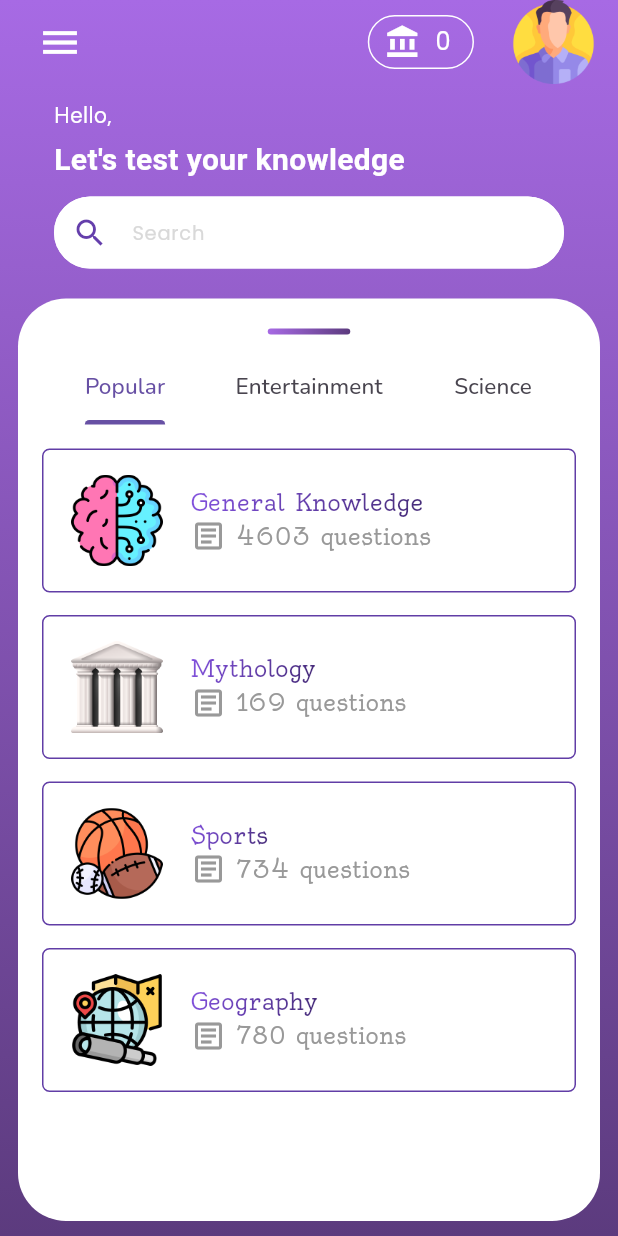
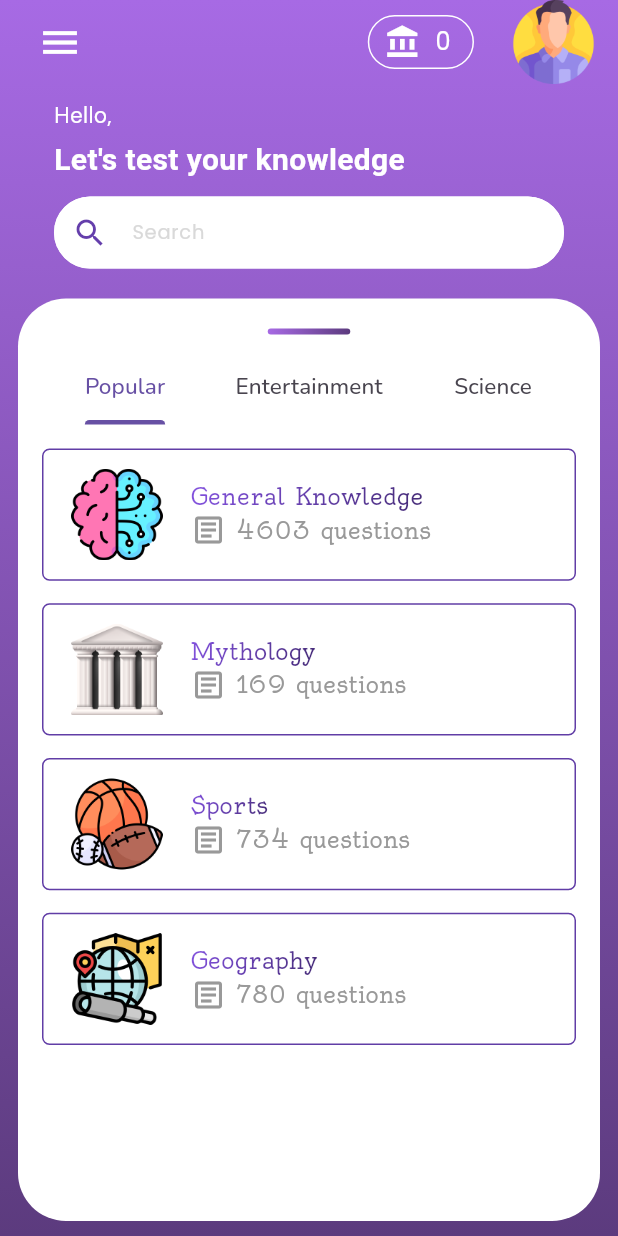
Before and after one commit to aconitum001/Quizzo-flutter-Project, a Flutter app: the HomePageWidget screen opened directly with empty values, on a phone screen of 412 x 824 dp. Run offline on Flutter 3.47's test engine with Material 3 defaults, Android fonts, the light colour scheme and no system bars; our stand-ins replace bloc, circular_countdown_timer, cloud_firestore, dashed_circular_progress_bar, firebase_auth, firebase_core and 5 more; accounts and stored records are empty; Roboto replaces fonts that are missing (Ubuntu).

Commit message:
quick updates

```diff
--- a/lib/pages/splashScreen.dart
+++ b/lib/pages/splashScreen.dart
@@ -1,6 +1,5 @@
 import 'package:flutter/material.dart';
 import 'package:flutter/services.dart';
-import 'package:quiz_app/constants.dart';
 import 'package:quiz_app/pages/onBoarding_page.dart';
 
 class SplashSreen extends StatefulWidget {
--- a/lib/widgets/category_container.dart
+++ b/lib/widgets/category_container.dart
@@ -21,7 +21,7 @@ class CatContainer extends StatelessWidget {
   Widget build(BuildContext context) {
     return Container(
       margin: const EdgeInsets.only(bottom: 15),
-      height: 96,
+      height: MediaQuery.of(context).size.height * 0.107,
       decoration: BoxDecoration(
         borderRadius: BorderRadius.circular(5),
         border: Border.all(
--- a/lib/widgets/custom_searchbar.dart
+++ b/lib/widgets/custom_searchbar.dart
@@ -11,6 +11,11 @@ class CustomSearchBar extends StatelessWidget {
     return Padding(
       padding: const EdgeInsets.symmetric(horizontal: 36),
       child: TextField(
+        style: TextStyle(
+          fontSize: 13,
+          fontFamily: kFontText,
+          color: Colors.black,
+        ),
         decoration: InputDecoration(
           hintText: "Search",
           hintStyle: TextStyle(
--- a/lib/widgets/home_page_widget.dart
+++ b/lib/widgets/home_page_widget.dart
@@ -183,12 +183,12 @@ class HomePageWidget extends StatelessWidget {
                                 ThirdTab(),
                               ],
                             ),
-                          )
+                          ),
                         ],
                       ),
                     ),
                   ),
-                )
+                ),
               ],
             ),
           ),
```
